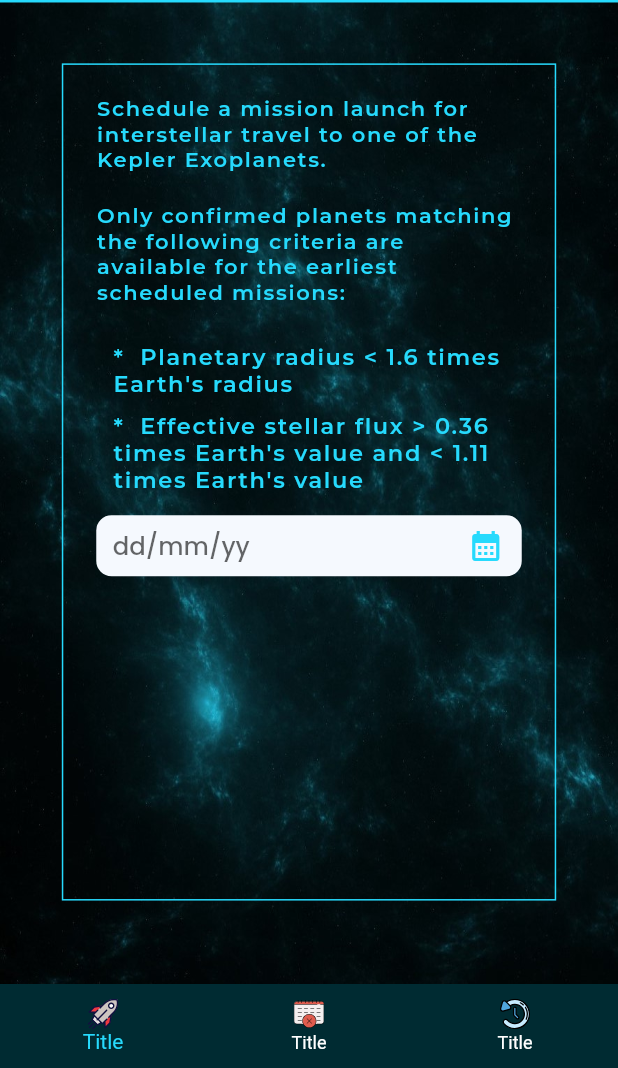
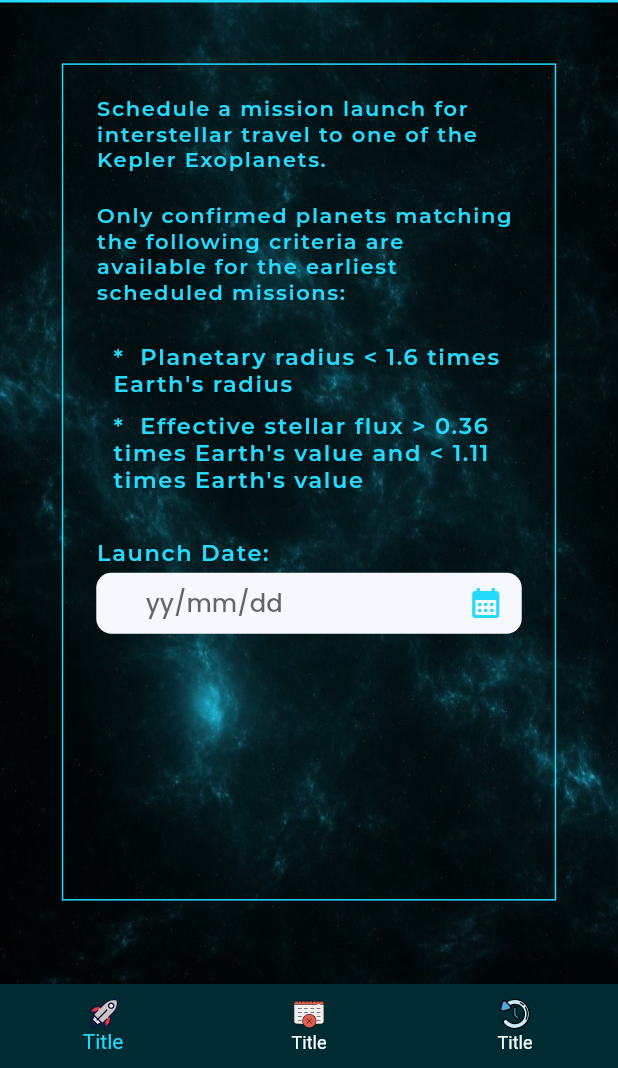
Before and after one commit to DARK-PROGRAMMER-I/NASA_MOBILE_VERSION, a Flutter app: the screen it shows after launch, on a phone screen of 412 x 824 dp, the part 168-1236 px from its top. Run offline on Flutter 3.47's test engine with Material 2 defaults, Android fonts, the phone set to English and light mode, and no system bars; our stand-ins replace flutter_screenutil, flutter_svg, google_fonts.

Commit message:
Date Time picker

```diff
--- a/lib/screens/home/home_screen.dart
+++ b/lib/screens/home/home_screen.dart
@@ -80,7 +80,7 @@ class HomeScreen extends StatelessWidget {
                     padding: EdgeInsets.only(left: 10.w),
                     child: SemiBoldText(name: "*  Effective stellar flux > 0.36 times Earth's value and < 1.11 times Earth's value"),
                   ),
-                  SizedBox(height: 10.h,),
+                  SizedBox(height: 30.h,),
                   HomeFormWidget(),
                 ],
               ),
--- a/lib/widgets/home_widgets/date_text_field.dart
+++ b/lib/widgets/home_widgets/date_text_field.dart
@@ -51,7 +51,7 @@ class CustomTextField extends StatelessWidget {
               fontSize: 16.sp,
               fontWeight: FontWeight.w500),
           decoration: InputDecoration(
-            contentPadding: EdgeInsets.symmetric(horizontal: 10.w),
+            contentPadding: EdgeInsets.only(left: 30.w, right: 20.w),
             suffixIcon: leadingIcon ?? SizedBox(),
             hintText: hintText,
             hintStyle: GoogleFonts.poppins(
--- a/lib/widgets/home_widgets/home_form_widget.dart
+++ b/lib/widgets/home_widgets/home_form_widget.dart
@@ -1,4 +1,5 @@
 import 'package:flutter/material.dart';
+import 'package:nasa_mission_control/widgets/global_widgets/semibold_text.dart';
 
 import '../../utils/colors.dart';
 import 'date_picker_function.dart';
@@ -13,7 +14,7 @@ class HomeFormWidget extends StatefulWidget {
 
 class _HomeFormWidgetState extends State<HomeFormWidget> {
   TextEditingController _datCtr = TextEditingController();
-
+  DateTime? selectedTime ;
   @override
   void dispose() {
     // TODO: implement dispose
@@ -25,9 +26,13 @@ class _HomeFormWidgetState extends State<HomeFormWidget> {
     return Form(
       child: Column(
         children: [
+          Column(
+            crossAxisAlignment: CrossAxisAlignment.start,
+            children: [
+              SemiBoldText(name: "Launch Date: "),
               CustomTextField(
                 controller: _datCtr,
-            hintText: "${_datCtr.text.isNotEmpty ? _datCtr.text : 'dd/mm/yy'}",
+                hintText: "${_datCtr.text.isNotEmpty ? _datCtr.text  : selectedTime != null? selectedTime?.toLocal().toString().substring(0, 10): 'yy/mm/dd'}",
                 onChanged: (val){
                 },
                 onFieldSubmitted: (val){},
@@ -35,11 +40,22 @@ class _HomeFormWidgetState extends State<HomeFormWidget> {
                 leadingIcon: IconButton(
                   onPressed: ()async{
                     DateTime time = await datePicker(context: context);
-                print(time.toLocal().toUtc());
+                    setState(() {
+                      selectedTime = time;
+                    });
                   },
                   icon: Icon(Icons.calendar_month, color: AppColors.kSecondryColor,),
                 ),
               ),
+            ],
+          ),
+
+          Column(
+            crossAxisAlignment: CrossAxisAlignment.start,
+            children: [
+
+            ],
+          )
 
         ],
       ),
```
Lines whose indentation alone changed are shown as unchanged.
